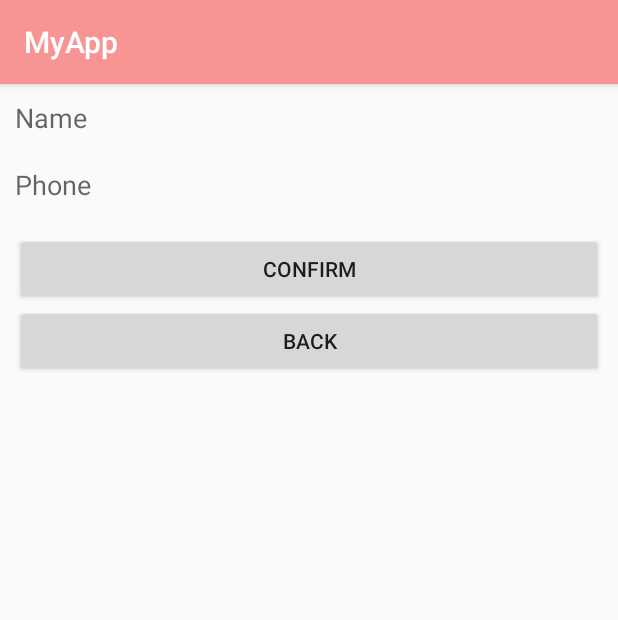
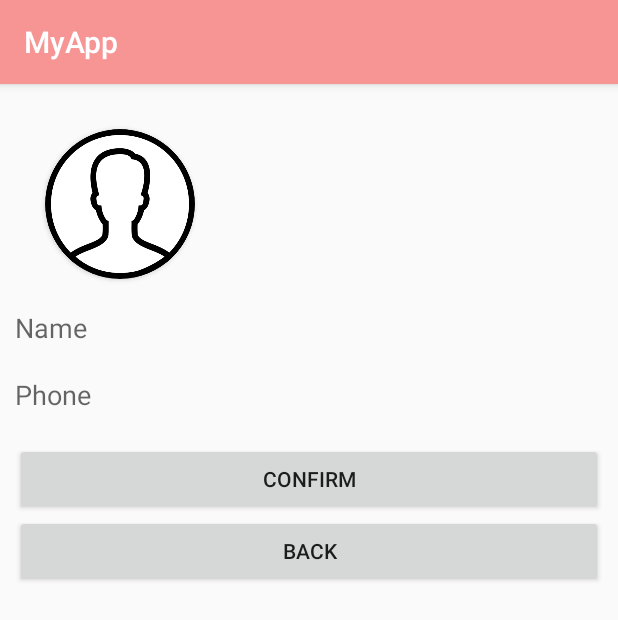
Before and after one commit to talhamughal1997/AppLikeUberAndCareem, an Android app: the CustomerSettingActivity screen opened directly, with no data from a screen before it, on a phone screen of 412 x 824 dp. Shown: the top 620 px of the screen. Run offline under Robolectric (Android 15) with nearby library versions, the phone set to English and light mode, and no system bars; our stand-ins replace Firebase (no records; nobody signed in at launch, a user with empty details on screens opened directly).

Commit message:
Upload data Firebase Storage include images and Strings

```diff
--- a/app/build.gradle
+++ b/app/build.gradle
@@ -25,9 +25,11 @@ dependencies {
     implementation 'com.android.support:appcompat-v7:28.0.0'
     implementation 'com.android.support.constraint:constraint-layout:1.1.3'
     implementation 'com.google.firebase:firebase-database:16.1.0'
-    implementation 'com.google.firebase:firebase-core:16.0.7'
-    implementation 'com.google.firebase:firebase-auth:16.1.0'
+    implementation 'com.google.firebase:firebase-core:16.0.8'
+    implementation 'com.google.firebase:firebase-auth:16.2.0'
+    implementation 'com.google.firebase:firebase-storage:16.1.0'
     implementation 'com.google.android.gms:play-services-auth:16.0.1'
+    implementation 'com.github.bumptech.glide:glide:4.9.0'
     implementation 'com.android.support:support-v4:28.0.0'
     implementation 'com.google.android.gms:play-services-maps:16.1.0'
     implementation 'com.google.android.gms:play-services-location:16.0.0'
--- a/app/src/main/res/layout/activity_customer_setting.xml
+++ b/app/src/main/res/layout/activity_customer_setting.xml
@@ -1,12 +1,34 @@
 <?xml version="1.0" encoding="utf-8"?>
 <LinearLayout xmlns:android="http://schemas.android.com/apk/res/android"
+    xmlns:app="http://schemas.android.com/apk/res-auto"
     xmlns:tools="http://schemas.android.com/tools"
     android:layout_width="match_parent"
     android:layout_height="match_parent"
+    android:focusableInTouchMode="true"
     android:orientation="vertical"
     android:padding="10dp"
-    android:focusableInTouchMode="true"
     tools:context=".CustomerSettingActivity">
+
+
+    <android.support.v7.widget.CardView
+        android:id="@+id/img_card_view"
+        android:layout_width="100dp"
+        android:layout_height="100dp"
+        android:layout_margin="20dp"
+        android:background="#ffffff"
+        android:shape="ring"
+        app:cardCornerRadius="50dp">
+
+        <ImageView
+            android:id="@+id/profileImage"
+            android:layout_width="match_parent"
+            android:layout_height="match_parent"
+            android:layout_alignParentTop="true"
+            android:layout_centerHorizontal="true"
+            android:scaleType="centerCrop"
+            android:src="@mipmap/ic_default_profile"/>
+
+    </android.support.v7.widget.CardView>
 
     <EditText
         android:id="@+id/edttxt_Name"
@@ -32,6 +54,7 @@
         android:layout_gravity="center"
         android:text="Confirm"
         android:textAllCaps="true" />
+
     <Button
         android:id="@+id/btnBack"
         android:layout_width="match_parent"
```
Also changed, not shown: app/src/main/java/com/example/myapp/CustomerSettingActivity.java (+94 -4 lines), app/src/main/res/mipmap-mdpi/ic_default_profile.png (added).
